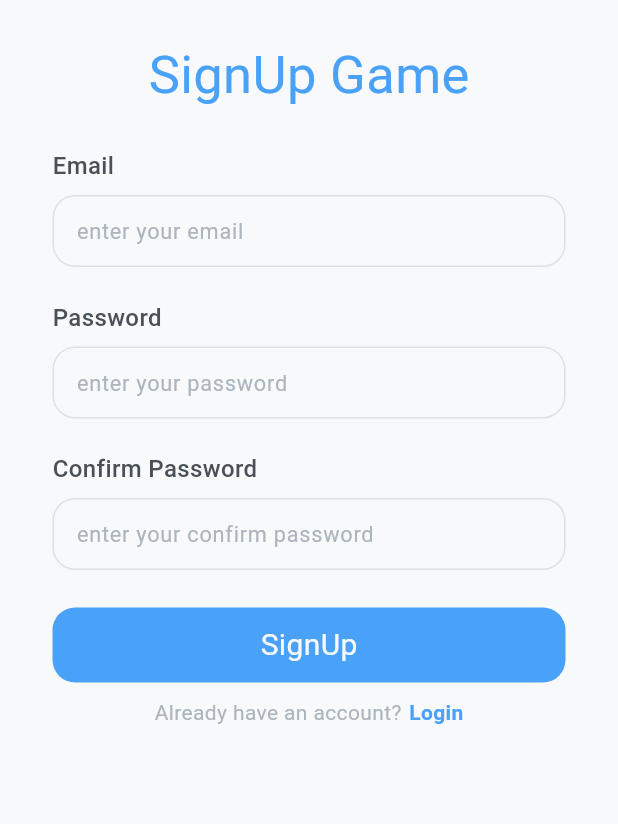
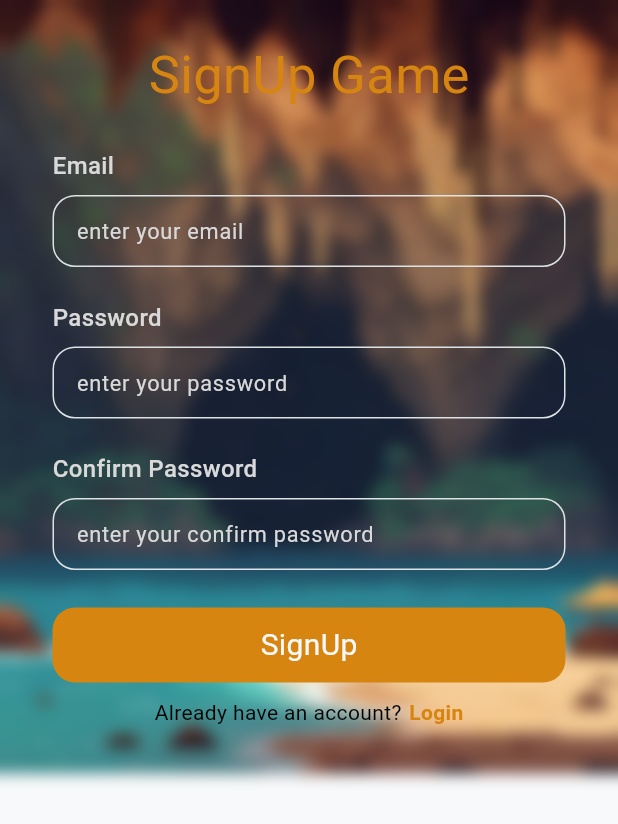
Before and after one commit to ulumfr/sudirman-guerrilla-gambit, a Flutter app: the screen it shows after launch, after a tap on "SignUp", on a phone screen of 412 x 824 dp. Shown: the top 824 px of the screen. Run offline on Flutter 3.47's test engine with Material 3 defaults, Android fonts, the light colour scheme and no system bars; our stand-ins replace cloud_firestore, firebase_auth, firebase_core, get; missing offline and left inert: flame, flame_audio, flame_tiled; accounts and stored records are empty; network calls fail.

Commit message:
update: const color game

```diff
--- a/lib/constants.dart
+++ b/lib/constants.dart
@@ -1,7 +1,7 @@
 import 'package:flutter/material.dart';
 
 class Global {
-  // Color
+  // Color Hotel
   static const Color primaryColor = Color(0xFF4AA2F8);
   static const Color secondaryColor = Color(0xFFE65C4F);
   static const Color bgwhiteColor = Color(0xFFD9D9D9);
@@ -13,13 +13,19 @@ class Global {
   static const Color gray3Color = Color(0xFFACB5BD);
   static const Color gray2Color = Color(0xFFDDE2E5);
   static const Color gray1Color = Color(0xFFF8F9FA);
+
+  // BG Game
   static const Color bgGame = Color(0xFF75CBD5);
+  static const Color bgPrimaryGame = Color(0xFF48CC1A);
+  static const Color bgSecondaryGame = Color(0xFF007400);
+  static const Color bgBlackGame = Color(0xFF000000);
+  static const Color bgBronzeGame = Color(0xFF703500);
+  static const Color bgGoldGame = Color(0xFFD68511);
+  static const Color bgSlennaGame = Color(0xFFF06957);
+
+  // Debug
   static const bool debugMode = false;
-  // Sounds
-
-  // Sprite Sheet (Char)
 
   // Images
-
-  // Size
+  static const String caveBg = "assets/images/map/SudirmanAssets/cavemap2.png";
 }
--- a/lib/controllers/auth/auth_controller.dart
+++ b/lib/controllers/auth/auth_controller.dart
@@ -68,7 +68,7 @@ class AuthController extends GetxController {
       Get.snackbar(
         'Success',
         'Registration Successful',
-        backgroundColor: Global.primaryColor,
+        backgroundColor: Global.bgGoldGame,
         colorText: Global.whiteColor,
       );
       // await Future.delayed(const Duration(seconds: 2)); // Ganti dengan durasi yang sesuai
@@ -115,7 +115,7 @@ class AuthController extends GetxController {
       Get.snackbar(
         'Success',
         'Login Successful',
-        backgroundColor: Global.primaryColor,
+        backgroundColor: Global.bgGoldGame,
         colorText: Global.whiteColor,
       );
       goMenu();
@@ -139,7 +139,7 @@ class AuthController extends GetxController {
       Get.snackbar(
         'Succes',
         'Logout Successful',
-        backgroundColor: Global.primaryColor,
+        backgroundColor: Global.bgGoldGame,
         colorText: Global.whiteColor,
       );
     } catch (error) {
--- a/lib/controllers/game/components/jump_button_controller.dart
+++ b/lib/controllers/game/components/jump_button_controller.dart
@@ -8,8 +8,8 @@ class JumpButtonController extends SpriteComponent
     with HasGameRef<SudirmanGameController>, TapCallbacks {
   JumpButtonController();
 
-  final margin = 32;
-  final btnSize = 64;
+  final margin = 120;
+  final btnSize = 36;
 
   @override
   FutureOr<void> onLoad() {
--- a/lib/controllers/game/sudirman_game_controller.dart
+++ b/lib/controllers/game/sudirman_game_controller.dart
@@ -6,15 +6,15 @@ import 'package:flame/game.dart';
 import 'package:flame_audio/flame_audio.dart';
 import 'package:flutter/material.dart';
 import 'package:get/get.dart';
-import 'package:sudirman_guerrilla_gambit/constants.dart';
+// import 'package:sudirman_guerrilla_gambit/constants.dart';
 import 'package:sudirman_guerrilla_gambit/controllers/game/components/jump_button_controller.dart';
 import 'package:sudirman_guerrilla_gambit/controllers/game/map_controller.dart';
 import 'package:sudirman_guerrilla_gambit/controllers/game/npc_controller.dart';
 import 'package:sudirman_guerrilla_gambit/controllers/game/player_controller.dart';
 
 class SudirmanGameController extends FlameGame with DragCallbacks, HasCollisionDetection{
-  @override
-  Color backgroundColor() => Global.bgGame;
+  // @override
+  // Color backgroundColor() => Global.bgGame;
   PlayerController player = PlayerController();
   NpcController npc = NpcController();
   late final CameraComponent cam;
@@ -74,7 +74,7 @@ class SudirmanGameController extends FlameGame with DragCallbacks, HasCollisionD
         ),
       ),
       margin: const EdgeInsets.only(
-        left: 32,
+        left: 80,
         bottom: 39,
       ),
     );
--- a/lib/views/auth/components/text_auth.dart
+++ b/lib/views/auth/components/text_auth.dart
@@ -16,7 +16,7 @@ class TextAuth extends StatelessWidget {
     return Text(
       labelText,
       style: TextStyle(
-        color: Global.gray4Color,
+        color: Global.bgwhiteColor,
         fontSize: 16,
         fontWeight: fontweight,
       ),
--- a/lib/views/auth/components/text_field_auth.dart
+++ b/lib/views/auth/components/text_field_auth.dart
@@ -21,7 +21,7 @@ class TextFieldAuth extends StatelessWidget {
       decoration: InputDecoration(
         focusedBorder: OutlineInputBorder(
           borderRadius: BorderRadius.circular(15),
-          borderSide: const BorderSide(color: Global.primaryColor),
+          borderSide: const BorderSide(color: Global.bgGoldGame),
         ),
         enabledBorder: OutlineInputBorder(
           borderRadius: BorderRadius.circular(15),
@@ -30,13 +30,15 @@ class TextFieldAuth extends StatelessWidget {
         border: InputBorder.none,
         hintText: hintText,
         hintStyle: const TextStyle(
-          color: Global.gray3Color,
+          color: Global.bgwhiteColor,
           fontSize: 14.5,
         ),
         contentPadding: const EdgeInsets.symmetric(
           horizontal: 12,
         ),
+
       ),
+      style: const TextStyle(color: Global.whiteColor),
     );
   }
 }
--- a/lib/views/auth/components/text_title_auth.dart
+++ b/lib/views/auth/components/text_title_auth.dart
@@ -11,7 +11,7 @@ class TextTitleAuth extends StatelessWidget {
     return Text(
       text,
       style: const TextStyle(
-        color: Global.primaryColor,
+        color: Global.bgGoldGame,
         fontSize: 35,
         fontWeight: FontWeight.w400,
       ),
--- a/lib/views/auth/screen/login_screen.dart
+++ b/lib/views/auth/screen/login_screen.dart
@@ -1,5 +1,7 @@
 import 'package:flutter/material.dart';
 import 'package:get/get.dart';
+import 'dart:ui';
+
 import 'package:sudirman_guerrilla_gambit/constants.dart';
 import 'package:sudirman_guerrilla_gambit/controllers/auth/auth_controller.dart';
 import 'package:sudirman_guerrilla_gambit/views/auth/components/text_auth.dart';
@@ -12,10 +14,23 @@ class LoginScreen extends GetView<AuthController> {
   @override
   Widget build(BuildContext context) {
     return Scaffold(
-      backgroundColor: Global.gray1Color,
       body: SafeArea(
         child: SingleChildScrollView(
-          child: Center(
+          child: Stack(
+            children: [
+              Positioned.fill(
+                child: Image.asset(
+                  Global.caveBg,
+                  fit: BoxFit.cover,
+                ),
+              ),
+              BackdropFilter(
+                filter: ImageFilter.blur(sigmaX: 5, sigmaY: 5),
+                child: Container(
+                  color: Colors.transparent
+                ),
+              ),
+              Center(
                 child: Column(
                   children: [
                     const SizedBox(height: 25),
@@ -61,7 +76,7 @@ class LoginScreen extends GetView<AuthController> {
                               width: double.infinity,
                               height: 50,
                               decoration: BoxDecoration(
-                            color: Global.primaryColor,
+                                color: Global.bgGoldGame,
                                 borderRadius: BorderRadius.circular(15),
                               ),
                               child: Center(
@@ -84,7 +99,7 @@ class LoginScreen extends GetView<AuthController> {
                               const Text(
                                 "Don't have account?",
                                 style: TextStyle(
-                              color: Global.gray3Color,
+                                  color: Global.bgBlackGame,
                                 ),
                               ),
                               const SizedBox(width: 5),
@@ -95,14 +110,17 @@ class LoginScreen extends GetView<AuthController> {
                                 child: const Text(
                                   "SignUp",
                                   style: TextStyle(
-                                color: Global.primaryColor,
+                                    color: Global.bgGoldGame,
                                     fontWeight: FontWeight.bold,
                                   ),
                                 ),
                               ),
                             ],
                           ),
-                      const SizedBox(height: 20),
+                          const SizedBox(height: 30),
+                        ],
+                      ),
+                    ),
                   ],
                 ),
               ),
@@ -110,7 +128,6 @@ class LoginScreen extends GetView<AuthController> {
           ),
         ),
       ),
-      ),
     );
   }
 }
--- a/lib/views/auth/screen/signup_screen.dart
+++ b/lib/views/auth/screen/signup_screen.dart
@@ -1,3 +1,5 @@
+import 'dart:ui';
+
 import 'package:flutter/material.dart';
 import 'package:get/get.dart';
 import 'package:sudirman_guerrilla_gambit/constants.dart';
@@ -15,7 +17,18 @@ class SignupScreen extends GetView<AuthController> {
       backgroundColor: Global.gray1Color,
       body: SafeArea(
         child: SingleChildScrollView(
-          child: Center(
+          child: Stack(children: [
+            Positioned.fill(
+              child: Image.asset(
+                Global.caveBg,
+                fit: BoxFit.cover,
+              ),
+            ),
+            BackdropFilter(
+              filter: ImageFilter.blur(sigmaX: 5, sigmaY: 5),
+              child: Container(color: Colors.transparent),
+            ),
+            Center(
               child: Column(
                 children: [
                   const SizedBox(height: 25),
@@ -66,9 +79,10 @@ class SignupScreen extends GetView<AuthController> {
                                   controller.registerUserFirebase(
                                     username:
                                         controller.nameController.text.trim(),
-                                  email: controller.emailController.text.trim(),
-                                  password:
-                                      controller.passwordController.text.trim(),
+                                    email:
+                                        controller.emailController.text.trim(),
+                                    password: controller.passwordController.text
+                                        .trim(),
                                     confPassword: controller
                                         .confPasswordController.text
                                         .trim(),
@@ -78,7 +92,7 @@ class SignupScreen extends GetView<AuthController> {
                             width: double.infinity,
                             height: 50,
                             decoration: BoxDecoration(
-                            color: Global.primaryColor,
+                              color: Global.bgGoldGame,
                               borderRadius: BorderRadius.circular(15),
                             ),
                             child: Center(
@@ -104,7 +118,7 @@ class SignupScreen extends GetView<AuthController> {
                       const Text(
                         "Already have an account?",
                         style: TextStyle(
-                        color: Global.gray3Color,
+                          color: Global.bgBlackGame,
                         ),
                       ),
                       const SizedBox(width: 5),
@@ -115,7 +129,7 @@ class SignupScreen extends GetView<AuthController> {
                         child: const Text(
                           "Login",
                           style: TextStyle(
-                          color: Global.primaryColor,
+                            color: Global.bgGoldGame,
                             fontWeight: FontWeight.bold,
                           ),
                         ),
@@ -126,6 +140,7 @@ class SignupScreen extends GetView<AuthController> {
                 ],
               ),
             ),
+          ]),
         ),
       ),
     );
--- a/lib/views/game/menu_game.dart
+++ b/lib/views/game/menu_game.dart
@@ -19,7 +19,7 @@ class MenuGame extends GetView<SudirmanGameController> {
         decoration: const BoxDecoration(
           image: DecorationImage(
             image: AssetImage(
-              'assets/images/map/SudirmanAssets/cavemap2.png',
+              Global.caveBg,
             ),
             fit: BoxFit.cover,
           ),
--- a/lib/views/game/settings_game.dart
+++ b/lib/views/game/settings_game.dart
@@ -16,7 +16,7 @@ class SettingsGame extends StatelessWidget {
         decoration: const BoxDecoration(
           image: DecorationImage(
             image: AssetImage(
-              'assets/images/map/SudirmanAssets/cavemap2.png',
+              Global.caveBg,
             ),
             fit: BoxFit.cover,
           ),
@@ -70,7 +70,7 @@ class SettingsGame extends StatelessWidget {
                                   FlameAudio.bgm.stop();
                                 }
                               },
-                              activeColor: Global.gray1Color,
+                              activeColor: Global.bgGoldGame,
                             ),
                           ),
                         ],
--- a/lib/views/welcome/welcome_screen.dart
+++ b/lib/views/welcome/welcome_screen.dart
@@ -1,3 +1,5 @@
+import 'dart:ui';
+
 import 'package:flutter/material.dart';
 import 'package:sudirman_guerrilla_gambit/constants.dart';
 
@@ -6,15 +8,35 @@ class WelcomeScreen extends StatelessWidget {
 
   @override
   Widget build(BuildContext context) {
-    return const Scaffold(
-      backgroundColor: Global.gray1Color,
-      body: Center(
-        child: Text(
-          "Sudirman Guerrilla",
-          style: TextStyle(
-            color: Global.textColor,
-            fontSize: 70,
-            fontWeight: FontWeight.w400,
+    return Scaffold(
+      body: Container(
+        decoration: const BoxDecoration(
+          image: DecorationImage(
+            image: AssetImage(
+              Global.caveBg,
+            ),
+            fit: BoxFit.cover,
+          ),
+        ),
+        child: Center(
+          child: ClipRRect(
+            borderRadius: BorderRadius.circular(10.0),
+            child: BackdropFilter(
+              filter: ImageFilter.blur(sigmaX: 5.0, sigmaY: 5.0),
+              child: Container(
+                color: Colors.transparent,
+                child: const Center(
+                  child: Text(
+                    "Sudirman Guerrilla",
+                    style: TextStyle(
+                      color: Global.bgGoldGame,
+                      fontSize: 70,
+                      fontWeight: FontWeight.w400,
+                    ),
+                  ),
+                ),
+              ),
+            ),
           ),
         ),
       ),
```
Also changed, not shown: pubspec.lock. Lines whose indentation alone changed are shown as unchanged.
